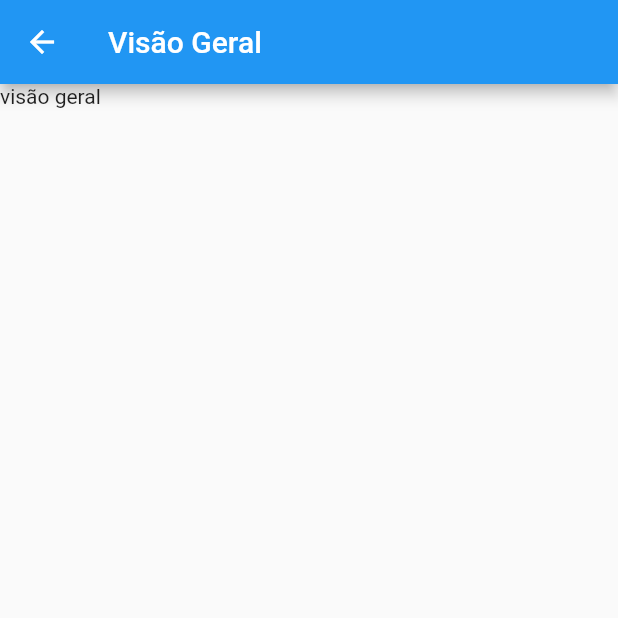
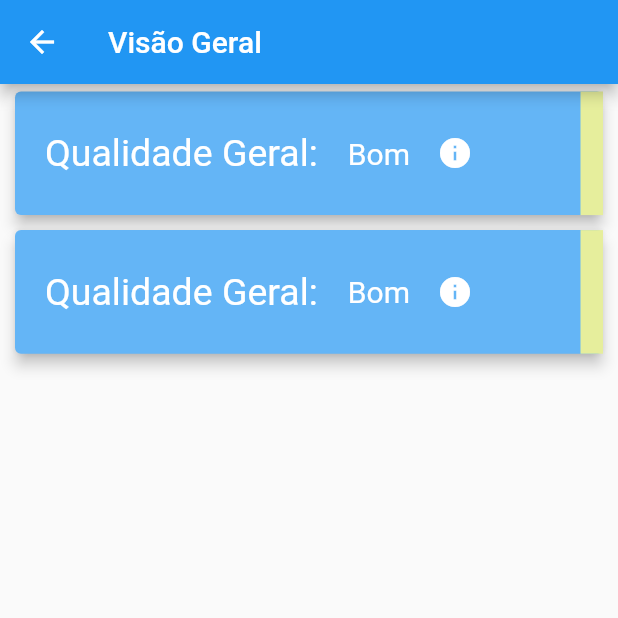
Before and after one commit to paulo-manzone/tcc-appsono, a Flutter app: the VisaoGeral screen opened directly, on a phone screen of 412 x 824 dp, the top half of it. Run offline on Flutter 3.47's test engine with Material 2 defaults, Android fonts, the phone set to English and light mode, and no system bars; our stand-ins replace cloud_firestore, sensors; accounts and stored records are empty.

Commit message:
firebase adicionado

```diff
--- a/tccappsono/lib/screens/principal.dart
+++ b/tccappsono/lib/screens/principal.dart
@@ -114,7 +114,7 @@ class Principal extends StatelessWidget {
                   icon: Icon(Icons.access_alarm),
                   onPressed: (){
                     //Registrar sono
-                    Navigator.push(context, MaterialPageRoute(builder: (context) => Sensor()));
+                    Navigator.push(context, MaterialPageRoute(builder: (context) => Dormir()));
 
                   },
                 ),
--- a/tccappsono/lib/screens/visaogeral.dart
+++ b/tccappsono/lib/screens/visaogeral.dart
@@ -11,7 +11,52 @@ class _VisaoGeralState extends State<VisaoGeral> {
   Widget build(BuildContext context) {
     return Scaffold(
       appBar:  AppBar( title: Text('Visão Geral')),
-      body: Text('visão geral')
+      body: Container(
+        child: Column(
+          children: <Widget>[
+            Card(
+                      elevation: 4,
+                      borderOnForeground: true,
+                      color: Colors.blue[300],
+                      margin: EdgeInsets.symmetric(horizontal: 10, vertical: 5),
+                      child: Container(
+                        padding: EdgeInsets.only(left: 20),
+                        height: MediaQuery.of(context).size.height*0.1,
+                        decoration: BoxDecoration(border: Border(right: BorderSide(color: Colors.lime[200], width: 15))),
+                        child: Row(
+                          children: <Widget>[
+                            Text('Qualidade Geral:', style: TextStyle(fontSize: 25, color: Colors.white)),
+                            SizedBox(width: 20),
+                            Text('Bom', style: TextStyle(fontSize: 20, color: Colors.white)),
+                            SizedBox(width: 15),
+                            Container(height: 30, width: 30, child: Icon(Icons.info, color: Colors.white)),
+                          ],
+                        ),
+                      )
+                    ),
+            Card(
+                      elevation: 4,
+                      borderOnForeground: true,
+                      color: Colors.blue[300],
+                      margin: EdgeInsets.symmetric(horizontal: 10, vertical: 5),
+                      child: Container(
+                        padding: EdgeInsets.only(left: 20),
+                        height: MediaQuery.of(context).size.height*0.1,
+                        decoration: BoxDecoration(border: Border(right: BorderSide(color: Colors.lime[200], width: 15))),
+                        child: Row(
+                          children: <Widget>[
+                            Text('Qualidade Geral:', style: TextStyle(fontSize: 25, color: Colors.white)),
+                            SizedBox(width: 20),
+                            Text('Bom', style: TextStyle(fontSize: 20, color: Colors.white)),
+                            SizedBox(width: 15),
+                            Container(height: 30, width: 30, child: Icon(Icons.info, color: Colors.white)),
+                          ],
+                        ),
+                      )
+                    ),
+          ],
+        )
+      )
     );
   }
 }
--- a/tccappsono/pubspec.yaml
+++ b/tccappsono/pubspec.yaml
@@ -20,6 +20,9 @@ dependencies:
   sensors: 0.4.0+1
   flutter:
     sdk: flutter
+  firebase_core: ^0.4.0
+  cloud_firestore: ^0.12.7
+  http: ^0.12.0+2
 
   # The following adds the Cupertino Icons font to your application.
   # Use with the CupertinoIcons class for iOS style icons.
```
Also changed, not shown: tccappsono/lib/screens/dormir.dart (+58 -10 lines), tccappsono/lib/services/database.dart (+3 -4 lines), tccappsono/pubspec.lock, 8 other files.
